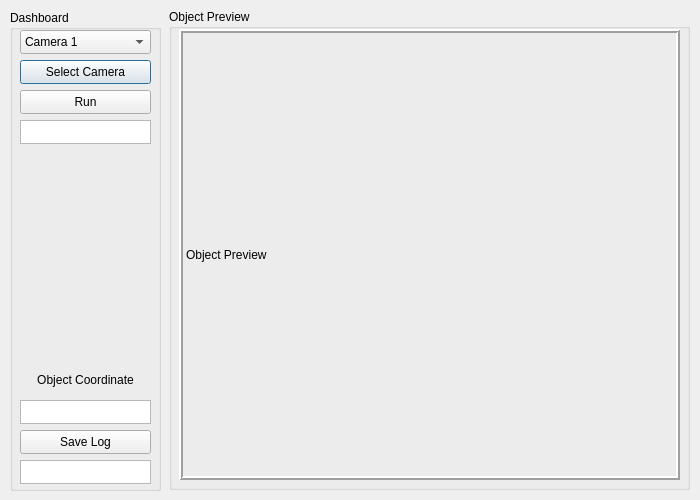
First picture: the form in Program/Aplikasi Deteksi Hama/theme/main.ui, repository bima0302/Prototype, before the edit.
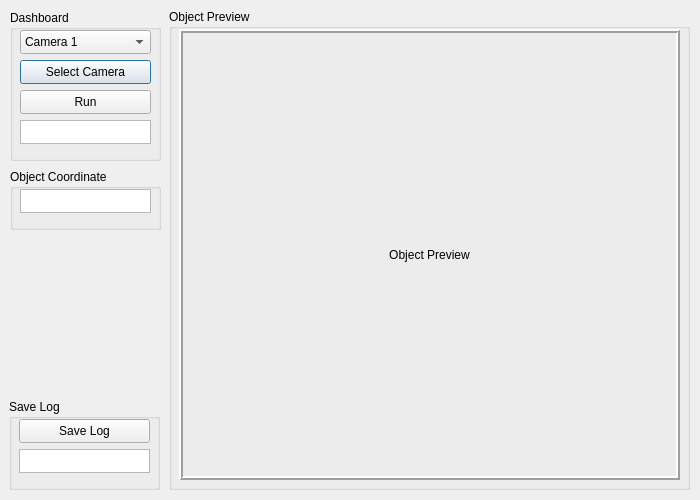
Second picture: the form after the edit.

Diff of the .ui file:
```diff
--- a/Program/Aplikasi Deteksi Hama/theme/main.ui
+++ b/Program/Aplikasi Deteksi Hama/theme/main.ui
@@ -19,7 +19,7 @@
      <x>10</x>
      <y>10</y>
      <width>151</width>
-     <height>481</height>
+     <height>151</height>
     </rect>
    </property>
    <property name="title">
@@ -74,53 +74,6 @@
      <string>Run</string>
     </property>
    </widget>
-   <widget class="QPushButton" name="saveButton">
-    <property name="geometry">
-     <rect>
-      <x>10</x>
-      <y>420</y>
-      <width>131</width>
-      <height>24</height>
-     </rect>
-    </property>
-    <property name="cursor">
-     <cursorShape>PointingHandCursor</cursorShape>
-    </property>
-    <property name="text">
-     <string>Save Log</string>
-    </property>
-   </widget>
-   <widget class="QTextBrowser" name="objectCoordinateText">
-    <property name="geometry">
-     <rect>
-      <x>10</x>
-      <y>390</y>
-      <width>131</width>
-      <height>24</height>
-     </rect>
-    </property>
-    <property name="font">
-     <font>
-      <pointsize>9</pointsize>
-     </font>
-    </property>
-   </widget>
-   <widget class="QLabel" name="objectCoordinateLabel">
-    <property name="geometry">
-     <rect>
-      <x>10</x>
-      <y>360</y>
-      <width>131</width>
-      <height>20</height>
-     </rect>
-    </property>
-    <property name="text">
-     <string>Object Coordinate</string>
-    </property>
-    <property name="alignment">
-     <set>Qt::AlignCenter</set>
-    </property>
-   </widget>
    <widget class="QTextBrowser" name="runningText">
     <property name="geometry">
      <rect>
@@ -139,21 +92,6 @@
      <enum>Qt::LeftToRight</enum>
     </property>
    </widget>
-   <widget class="QTextBrowser" name="saveText">
-    <property name="geometry">
-     <rect>
-      <x>10</x>
-      <y>450</y>
-      <width>131</width>
-      <height>24</height>
-     </rect>
-    </property>
-    <property name="font">
-     <font>
-      <pointsize>9</pointsize>
-     </font>
-    </property>
-   </widget>
   </widget>
   <widget class="QGroupBox" name="objectPreviewBox">
    <property name="geometry">
@@ -194,6 +132,81 @@
     <property name="scaledContents">
      <bool>true</bool>
     </property>
+    <property name="alignment">
+     <set>Qt::AlignCenter</set>
+    </property>
+   </widget>
+  </widget>
+  <widget class="QGroupBox" name="groupBox">
+   <property name="geometry">
+    <rect>
+     <x>10</x>
+     <y>169</y>
+     <width>151</width>
+     <height>61</height>
+    </rect>
+   </property>
+   <property name="title">
+    <string>Object Coordinate</string>
+   </property>
+   <widget class="QTextBrowser" name="objectCoordinateText">
+    <property name="geometry">
+     <rect>
+      <x>10</x>
+      <y>20</y>
+      <width>131</width>
+      <height>24</height>
+     </rect>
+    </property>
+    <property name="font">
+     <font>
+      <pointsize>9</pointsize>
+     </font>
+    </property>
+   </widget>
+  </widget>
+  <widget class="QGroupBox" name="groupBox_2">
+   <property name="geometry">
+    <rect>
+     <x>9</x>
+     <y>399</y>
+     <width>151</width>
+     <height>91</height>
+    </rect>
+   </property>
+   <property name="title">
+    <string>Save Log</string>
+   </property>
+   <widget class="QTextBrowser" name="saveText">
+    <property name="geometry">
+     <rect>
+      <x>10</x>
+      <y>50</y>
+      <width>131</width>
+      <height>24</height>
+     </rect>
+    </property>
+    <property name="font">
+     <font>
+      <pointsize>9</pointsize>
+     </font>
+    </property>
+   </widget>
+   <widget class="QPushButton" name="saveButton">
+    <property name="geometry">
+     <rect>
+      <x>10</x>
+      <y>20</y>
+      <width>131</width>
+      <height>24</height>
+     </rect>
+    </property>
+    <property name="cursor">
+     <cursorShape>PointingHandCursor</cursorShape>
+    </property>
+    <property name="text">
+     <string>Save Log</string>
+    </property>
    </widget>
   </widget>
   <zorder>objectPreviewBox</zorder>
```
Left out of the diff: 2 changed lines with no effect on the pictures.
